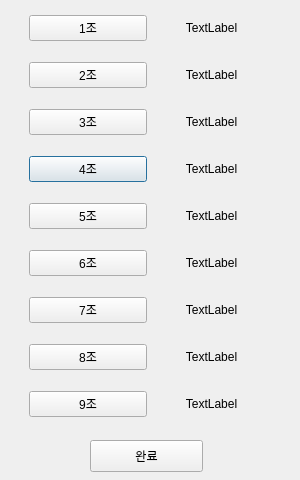
Before: the Qt Designer form views/teacher_score.ui in y-ngm-n/TeamMountain, drawn with Qt 5.
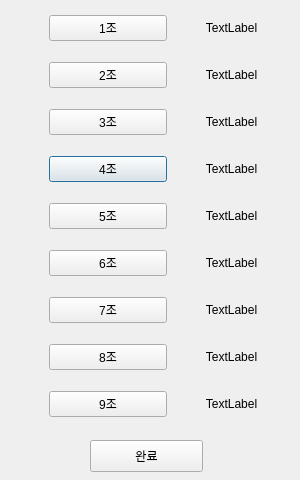
After: the same form once the commit is applied.

```diff
--- a/views/teacher_score.ui
+++ b/views/teacher_score.ui
@@ -16,7 +16,7 @@
   <widget class="QWidget" name="gridLayoutWidget">
    <property name="geometry">
     <rect>
-     <x>29</x>
+     <x>49</x>
      <y>0</y>
      <width>241</width>
      <height>441</height>
```
Left out of the diff: 2 changed lines with no effect on the pictures.
